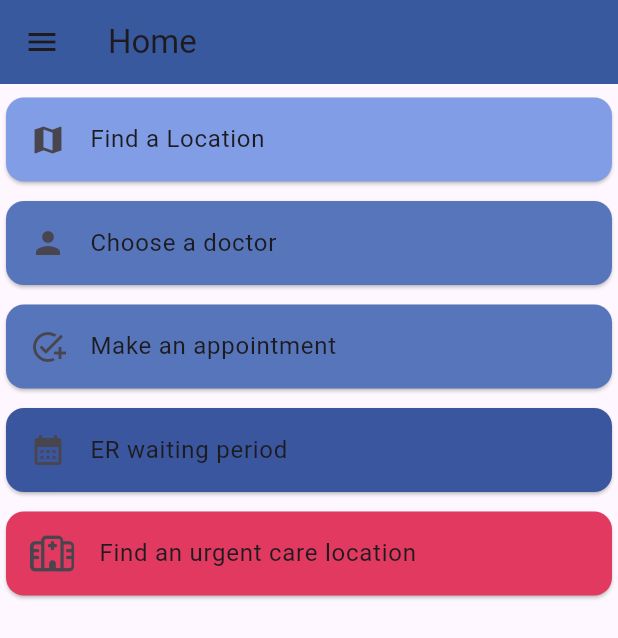
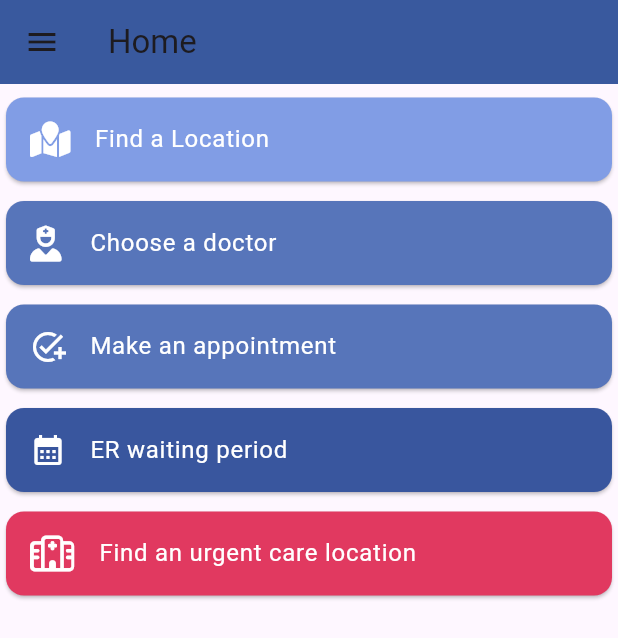
Before and after one commit to Billy272/Health_Plus, a Flutter app: the HomePageScreen screen opened directly, on a phone screen of 412 x 824 dp. Shown: the top 638 px of the screen. Run offline on Flutter 3.47's test engine with Material 3 defaults, Android fonts, the light colour scheme and no system bars; our stand-ins replace font_awesome_flutter.

Commit message:
chore: Update home page with improved UI for location and doctor selection

```diff
--- a/health_plus/lib/home_page.dart
+++ b/health_plus/lib/home_page.dart
@@ -28,8 +28,12 @@ class HomePageScreen extends StatelessWidget {
           Card(
             color: const Color.fromARGB(255, 129, 157, 229),
             child: ListTile(
-              title: const Text('Find a Location'),
-              leading: const Icon(Icons.map),
+              title: const Text(
+                'Find a Location',
+                style: TextStyle(color: Colors.white, fontSize: 16.0),
+              ),
+              leading: const FaIcon(FontAwesomeIcons.mapLocation,
+                  color: Colors.white),
               onTap: () {
                 Navigator.push(
                     context,
@@ -42,8 +46,12 @@ class HomePageScreen extends StatelessWidget {
           Card(
               color: const Color.fromARGB(255, 87, 117, 186),
               child: ListTile(
-                title: const Text('Choose a doctor'),
-                leading: const Icon(Icons.person),
+                title: const Text(
+                  'Choose a doctor',
+                  style: TextStyle(color: Colors.white, fontSize: 16.0),
+                ),
+                leading: const FaIcon(FontAwesomeIcons.userNurse,
+                    color: Colors.white),
                 onTap: () {
                   Navigator.push(
                       context,
@@ -55,8 +63,11 @@ class HomePageScreen extends StatelessWidget {
           Card(
               color: const Color.fromARGB(255, 87, 117, 186),
               child: ListTile(
-                title: const Text("Make an appointment"),
-                leading: const Icon(Icons.add_task),
+                title: const Text(
+                  "Make an appointment",
+                  style: TextStyle(color: Colors.white, fontSize: 16.0),
+                ),
+                leading: const Icon(Icons.add_task, color: Colors.white),
                 onTap: () {
                   Navigator.push(
                       context,
@@ -68,8 +79,11 @@ class HomePageScreen extends StatelessWidget {
           Card(
             color: const Color.fromARGB(255, 57, 86, 158),
             child: ListTile(
-                title: const Text("ER waiting period"),
-                leading: const Icon(Icons.calendar_month),
+                title: const Text(
+                  "ER waiting period",
+                  style: TextStyle(color: Colors.white, fontSize: 16.0),
+                ),
+                leading: const Icon(Icons.calendar_month, color: Colors.white),
                 onTap: () {
                   Navigator.push(
                       context,
@@ -81,8 +95,12 @@ class HomePageScreen extends StatelessWidget {
           Card(
               color: const Color.fromARGB(255, 225, 57, 96),
               child: ListTile(
-                title: const Text("Find an urgent care location"),
-                leading: const FaIcon(FontAwesomeIcons.hospital),
+                title: const Text(
+                  "Find an urgent care location",
+                  style: TextStyle(color: Colors.white, fontSize: 16.0),
+                ),
+                leading: const FaIcon(FontAwesomeIcons.hospital,
+                    color: Colors.white),
                 onTap: () {
                   Navigator.push(
                       context,
```
